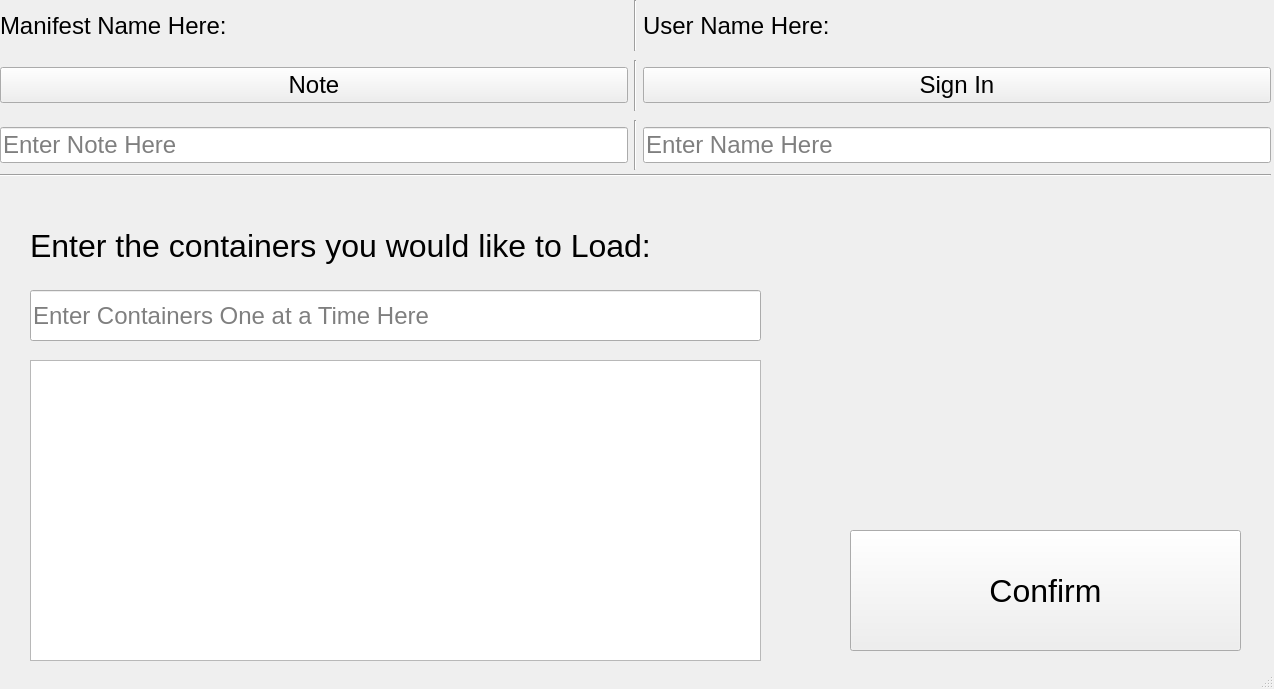
The window that mainwindow.ui (krystalpothilat/CS179MProject) describes before a commit, drawn with Qt 5.
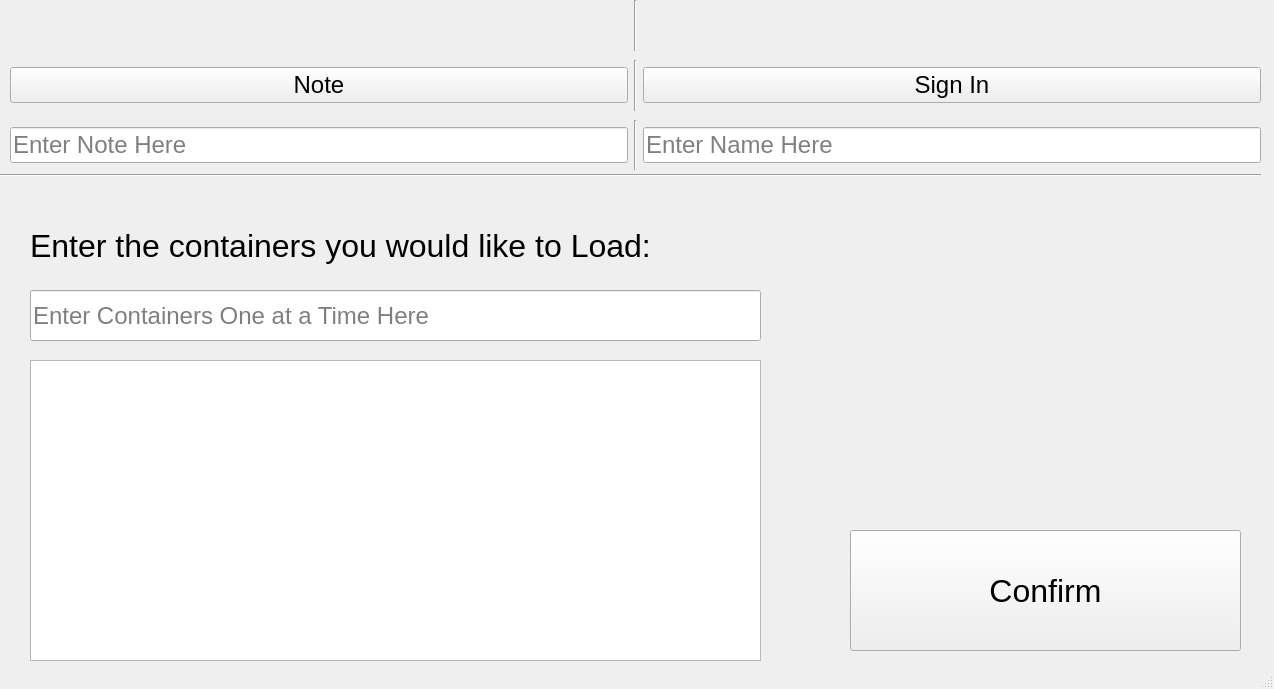
The same window after the commit. The open tabs and pages were chosen to show the change.

Commit message: Prevents user from inputing invalid input and displays a dialog for why input was invalid

What changed in the file:
```diff
--- a/mainwindow.ui
+++ b/mainwindow.ui
@@ -445,7 +445,7 @@
      <rect>
       <x>0</x>
       <y>160</y>
-      <width>1271</width>
+      <width>1261</width>
       <height>31</height>
      </rect>
     </property>
@@ -456,9 +456,9 @@
    <widget class="QWidget" name="horizontalLayoutWidget">
     <property name="geometry">
      <rect>
-      <x>0</x>
+      <x>10</x>
       <y>60</y>
-      <width>1271</width>
+      <width>1251</width>
       <height>51</height>
      </rect>
     </property>
@@ -511,9 +511,9 @@
    <widget class="QWidget" name="horizontalLayoutWidget_2">
     <property name="geometry">
      <rect>
-      <x>0</x>
+      <x>10</x>
       <y>120</y>
-      <width>1271</width>
+      <width>1251</width>
       <height>50</height>
      </rect>
     </property>
@@ -554,9 +554,9 @@
    <widget class="QWidget" name="horizontalLayoutWidget_3">
     <property name="geometry">
      <rect>
-      <x>0</x>
+      <x>10</x>
       <y>0</y>
-      <width>1271</width>
+      <width>1251</width>
       <height>51</height>
      </rect>
     </property>
@@ -569,7 +569,7 @@
         </font>
        </property>
        <property name="text">
-        <string>Manifest Name Here:</string>
+        <string/>
        </property>
       </widget>
      </item>
@@ -591,7 +591,7 @@
         <enum>Qt::LeftToRight</enum>
        </property>
        <property name="text">
-        <string>User Name Here:</string>
+        <string/>
        </property>
       </widget>
      </item>
```
Left out of the diff: 2 changed lines with no effect on the pictures. The commit also changes 2 other files.
